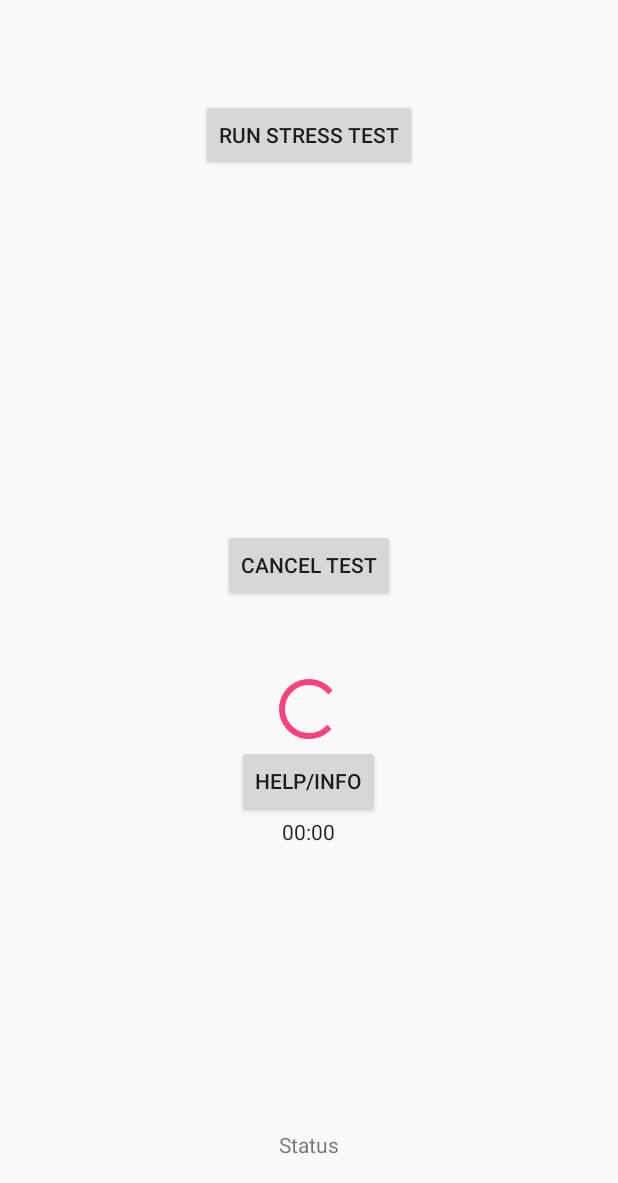
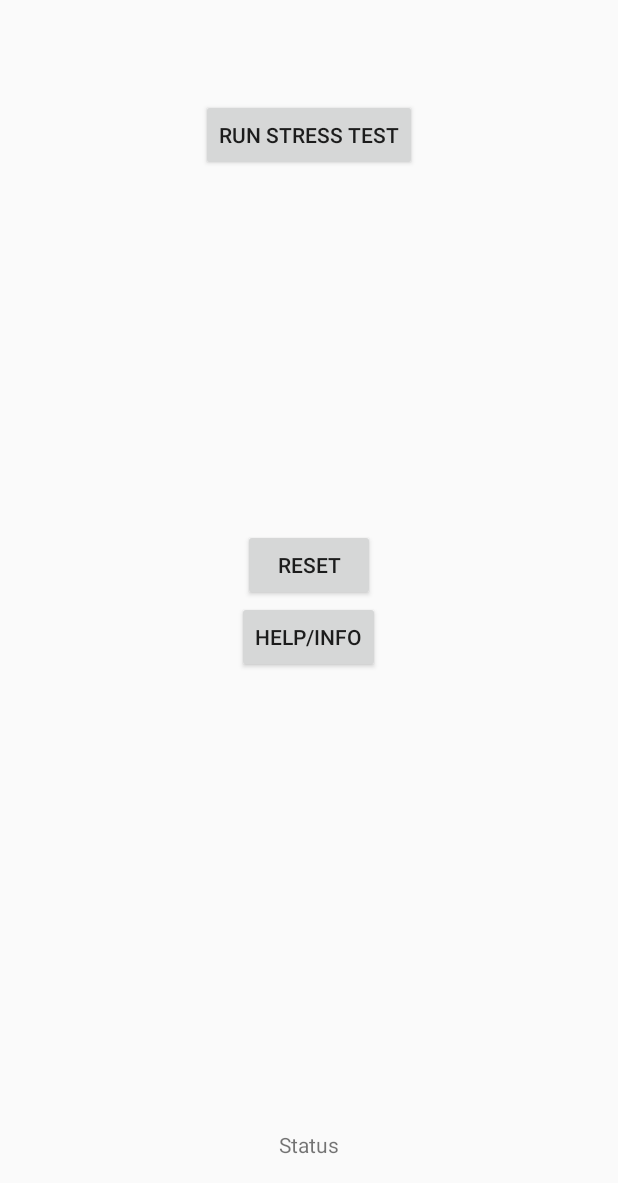
Before and after one commit to vaginessa/SDCardStressTester, an Android app: the layout activity_main.xml on its own in the app's theme, with its tools: preview values and no code run, on a phone screen of 412 x 824 dp, the part 53-1236 px from its top. Run offline under Robolectric (Android 15) with nearby library versions, the light colour scheme and no system bars.

Commit message:
project submitted

```diff
--- a/app/src/main/AndroidManifest.xml
+++ b/app/src/main/AndroidManifest.xml
@@ -20,9 +20,6 @@
             </intent-filter>
         </activity>
 
-        <service
-            android:name=".FileCreationService"
-            android:exported="false"></service>
     </application>
 
 </manifest>
--- a/app/src/main/res/layout/activity_main.xml
+++ b/app/src/main/res/layout/activity_main.xml
@@ -29,22 +29,10 @@
     <Button
         android:layout_width="wrap_content"
         android:layout_height="wrap_content"
-        android:text="Cancel Test"
-        android:id="@+id/cancelTest"
+        android:text="Reset"
+        android:id="@+id/resetTest"
         android:layout_centerVertical="true"
         android:layout_centerHorizontal="true" />
-
-    <ProgressBar
-        android:layout_width="wrap_content"
-        android:layout_height="wrap_content"
-        android:id="@+id/progressBar"
-        android:layout_below="@+id/cancelTest"
-        android:layout_alignRight="@+id/textView"
-        android:layout_alignEnd="@+id/textView"
-        android:layout_marginTop="48dp"
-        android:layout_alignLeft="@+id/textView"
-        android:layout_alignStart="@+id/textView"
-        android:indeterminate="false" />
 
     <TextView
         android:layout_width="wrap_content"
@@ -60,13 +48,7 @@
         android:layout_height="wrap_content"
         android:text="Help/Info"
         android:id="@+id/infoButton"
-        android:layout_below="@+id/progressBar"
-        android:layout_centerHorizontal="true" />
+        android:layout_centerHorizontal="true"
+        android:layout_below="@+id/resetTest" />
 
-    <Chronometer
-        android:layout_width="wrap_content"
-        android:layout_height="wrap_content"
-        android:id="@+id/timer"
-        android:layout_below="@+id/infoButton"
-        android:layout_centerHorizontal="true" />
 </RelativeLayout>
```
Also changed, not shown: app/src/main/java/com/shravanj/sdcardstresstester/FileCreationService.java (deleted, +0 -147 lines), app/src/main/java/com/shravanj/sdcardstresstester/FileCreator.java (added, +72 -0 lines), app/src/main/java/com/shravanj/sdcardstresstester/MainActivity.java (+95 -147 lines), app/src/main/res/mipmap-hdpi/ic_launcher.png, app/src/main/res/mipmap-ldpi/ic_launcher.png (added), app/src/main/res/mipmap-mdpi/ic_launcher.png, app/src/main/res/mipmap-xhdpi/ic_launcher.png, app/src/main/res/mipmap-xxhdpi/ic_launcher.png, app/src/main/res/mipmap-xxxhdpi/ic_launcher.png, 1 other file.
